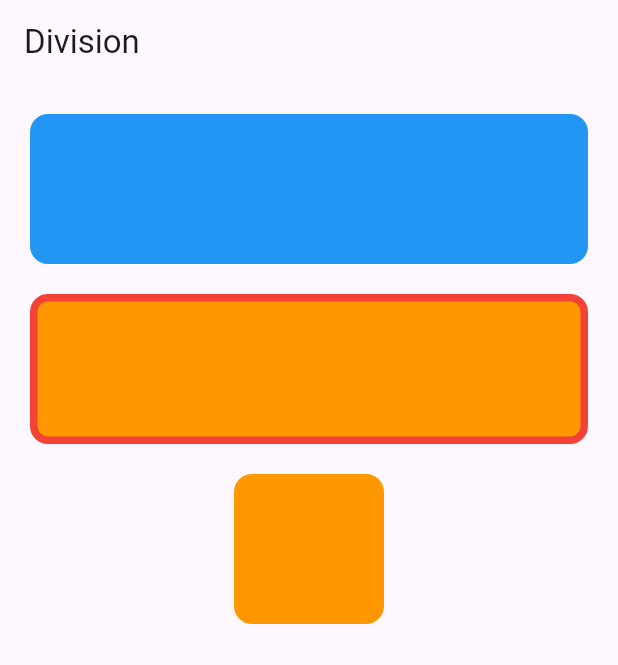
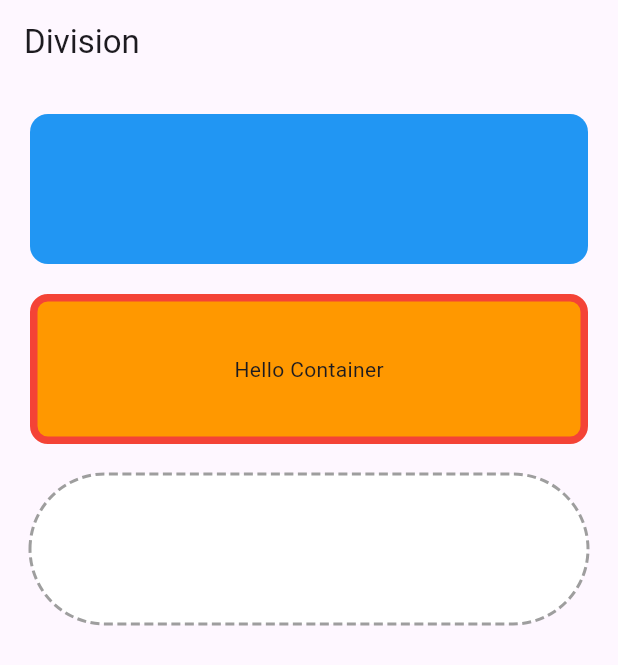
Before and after one commit to sovannDeveloper/division, a Flutter app: the screen it shows after launch, on a phone screen of 412 x 824 dp. Shown: the top 665 px of the screen. Run offline on Flutter 3.47's test engine with Material 3 defaults, Android fonts, the phone set to English and light mode, and no system bars.

Commit message:
add dash border

```diff
--- a/example/lib/main.dart
+++ b/example/lib/main.dart
@@ -53,20 +53,27 @@ class _MyHomePageState extends State<MyHomePage> {
                   ..height(100)
                   ..width(1000)
                   ..borderRadius(all: 12)
+                  ..alignmentContent.center()
                   ..background.color(Colors.orange)
                   ..border(
                     all: 5,
                     color: Colors.red,
                     style: BorderStyle.solid,
                   ),
+                child: Txt('Hello Container'),
               ),
               const SizedBox(height: 20),
               Parent(
                   style: ParentStyle()
                     ..height(100)
-                    ..width(100)
-                    ..borderRadius(all: 12)
-                    ..background.color(Colors.orange)),
+                    ..borderRadius(all: 120)
+                    ..dashBorder(
+                        color: Colors.red,
+                        dashLength: 5,
+                        gapLength: 10,
+                        strokeWidth: 4)
+                    ..dashBorder()
+                    ..background.color(Colors.white)),
             ],
           ),
         ),
--- a/lib/src/build.dart
+++ b/lib/src/build.dart
@@ -3,6 +3,7 @@ import 'dart:ui';
 import 'package:flutter/gestures.dart';
 import 'package:flutter/material.dart';
 
+import 'dash.dart';
 import 'model.dart';
 
 class CoreBuild extends StatelessWidget {
@@ -34,6 +35,21 @@ class CoreBuild extends StatelessWidget {
         maxWidth: 0.0,
         maxHeight: 0.0,
         child: ConstrainedBox(constraints: const BoxConstraints.expand()),
+      );
+    }
+
+    // Dash border
+    if (styleModel?.dashBorder != null) {
+      final radius = decoration?.borderRadius?.resolve(TextDirection.ltr) ??
+          BorderRadius.zero;
+
+      widgetTree = CustomDashedBorder(
+        child: widgetTree,
+        radius: radius,
+        dashLength: styleModel?.dashBorder?.dashLength,
+        gapLength: styleModel?.dashBorder?.gapLength,
+        strokeWidth: styleModel?.dashBorder?.strokeWidth,
+        color: styleModel?.dashBorder?.color,
       );
     }
 
--- /dev/null
+++ b/lib/src/dash.dart
@@ -0,0 +1,108 @@
+import 'package:flutter/material.dart';
+
+class DashBorder {
+  final Color? color;
+  final double? strokeWidth;
+  final double? dashLength;
+  final double? gapLength;
+
+  const DashBorder({
+    this.color,
+    this.strokeWidth,
+    this.dashLength,
+    this.gapLength,
+  });
+}
+
+class DashedBorderPainter extends CustomPainter {
+  final Color color;
+  final double strokeWidth;
+  final double dashLength;
+  final double gapLength;
+  final BorderRadius borderRadius;
+
+  DashedBorderPainter({
+    this.color = Colors.black,
+    this.strokeWidth = 2,
+    this.dashLength = 5,
+    this.gapLength = 3,
+    this.borderRadius = BorderRadius.zero,
+  });
+
+  @override
+  void paint(Canvas canvas, Size size) {
+    final paint = Paint()
+      ..color = color
+      ..strokeWidth = strokeWidth
+      ..style = PaintingStyle.stroke;
+
+    final rect = Offset.zero & size;
+    final rrect = RRect.fromRectAndCorners(
+      rect,
+      topLeft: borderRadius.topLeft,
+      topRight: borderRadius.topRight,
+      bottomLeft: borderRadius.bottomLeft,
+      bottomRight: borderRadius.bottomRight,
+    );
+
+    // Draw dashed path
+    final path = Path()..addRRect(rrect);
+    final dashPath = Path();
+
+    double distance = 0.0;
+    final pathMetrics = path.computeMetrics();
+
+    for (final metric in pathMetrics) {
+      while (distance < metric.length) {
+        final len = dashLength;
+        dashPath.addPath(
+            metric.extractPath(distance, distance + len), Offset.zero);
+        distance += dashLength + gapLength;
+      }
+      distance = 0.0; // reset for next segment
+    }
+
+    canvas.drawPath(dashPath, paint);
+  }
+
+  @override
+  bool shouldRepaint(covariant CustomPainter oldDelegate) => false;
+}
+
+class CustomDashedBorder extends StatelessWidget {
+  final double width;
+  final double height;
+  final double? strokeWidth;
+  final double? dashLength;
+  final double? gapLength;
+  final BorderRadius radius;
+  final Color? color;
+
+  final Widget? child;
+
+  const CustomDashedBorder({
+    super.key,
+    this.width = 200,
+    this.height = 100,
+    this.strokeWidth = 2,
+    this.dashLength = 6,
+    this.gapLength = 3,
+    this.radius = BorderRadius.zero,
+    this.color,
+    this.child,
+  });
+
+  @override
+  Widget build(BuildContext context) {
+    return CustomPaint(
+      painter: DashedBorderPainter(
+        color: color ?? Colors.grey,
+        strokeWidth: strokeWidth ?? 2,
+        dashLength: dashLength ?? 6,
+        gapLength: gapLength ?? 3,
+        borderRadius: radius,
+      ),
+      child: child,
+    );
+  }
+}
--- a/lib/src/model.dart
+++ b/lib/src/model.dart
@@ -1,6 +1,7 @@
 import 'package:flutter/gestures.dart';
 import 'package:flutter/material.dart';
 
+import 'dash.dart';
 import 'function/hex_color.dart';
 // import 'style.dart';
 
@@ -192,6 +193,7 @@ class StyleModel {
   EdgeInsetsGeometry? margin;
   Gradient? gradient;
   BoxBorder? border;
+  DashBorder? dashBorder;
   BorderRadiusGeometry? borderRadius;
   BoxShape? boxShape;
   List<BoxShadow>? boxShadow;
@@ -231,6 +233,7 @@ class StyleModel {
     margin = _replace(margin, intruder?.margin, override);
     gradient = _replace(gradient, intruder?.gradient, override);
     border = _replace(border, intruder?.border, override);
+    dashBorder = _replace(dashBorder, intruder?.dashBorder, override);
     borderRadius = _replace(borderRadius, intruder?.borderRadius, override);
     boxShape = _replace(boxShape, intruder?.boxShape, override);
     boxShadow = _replace(boxShadow, intruder?.boxShadow, override);
--- a/pubspec.yaml
+++ b/pubspec.yaml
@@ -6,7 +6,7 @@ homepage: https://gitlab.com/sovann.dev/division
 repository: https://gitlab.com/sovann.dev/division
 
 environment:
-  sdk: '>=3.0.0 <4.0.0'
+  sdk: ^3.5.4
 
 dependencies:
   flutter:
```
Also changed, not shown: lib/src/style.dart (+15 -0 lines), pubspec.lock.
